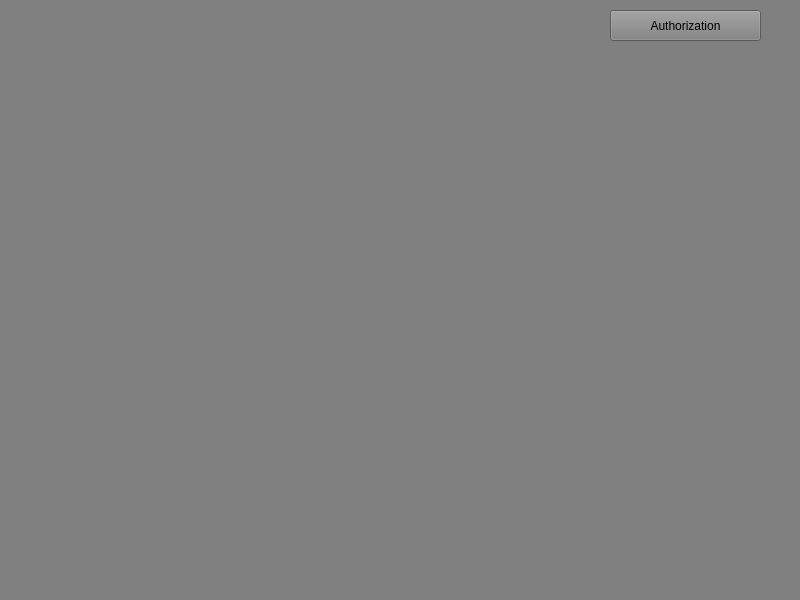
Above: mainwindow.ui from BeanDx/zoo-shop-qt-coursework before the change. Below: the same form after it.
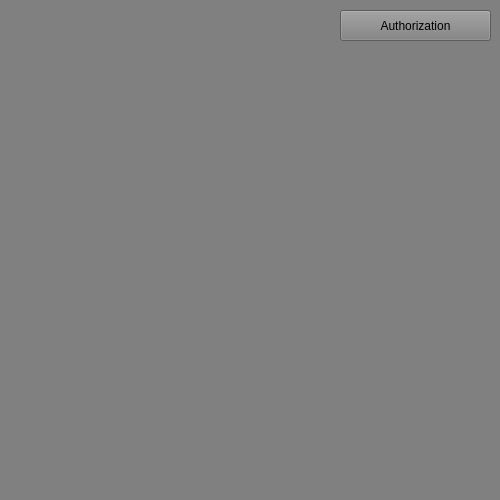
That is the form after the change.

Patch:
```diff
--- a/mainwindow.ui
+++ b/mainwindow.ui
@@ -6,10 +6,22 @@
    <rect>
     <x>0</x>
     <y>0</y>
-    <width>800</width>
-    <height>600</height>
+    <width>500</width>
+    <height>500</height>
    </rect>
   </property>
+  <property name="minimumSize">
+   <size>
+    <width>500</width>
+    <height>500</height>
+   </size>
+  </property>
+  <property name="maximumSize">
+   <size>
+    <width>500</width>
+    <height>500</height>
+   </size>
+  </property>
   <property name="windowTitle">
    <string>MainWindow</string>
   </property>
@@ -22,7 +34,7 @@
    <widget class="QPushButton" name="pushButton">
     <property name="geometry">
      <rect>
-      <x>610</x>
+      <x>340</x>
       <y>10</y>
       <width>151</width>
       <height>31</height>
```
Left out of the diff: 4 changed lines with no effect on the pictures.
